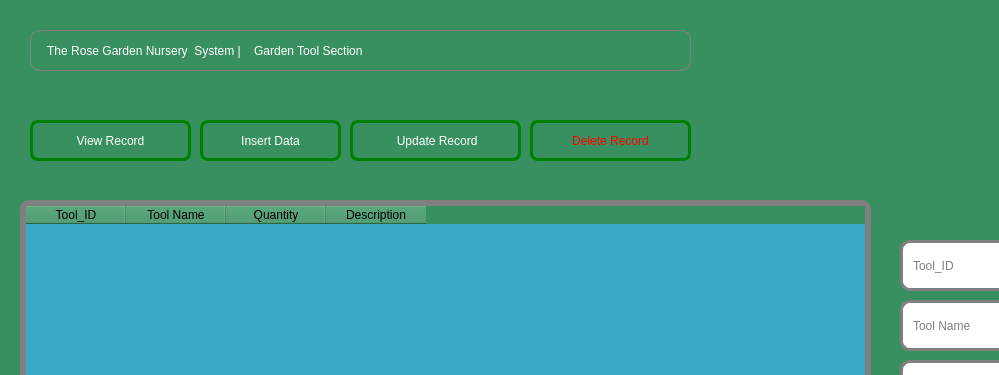
Before: the Qt Designer form addgardentool.ui in Rabsoninnora/RoseGardenPlantCareSystem, drawn with Qt 5; both pictures show x 0 to 999 and y 0 to 375 of the 1320 by 689 pixel window.
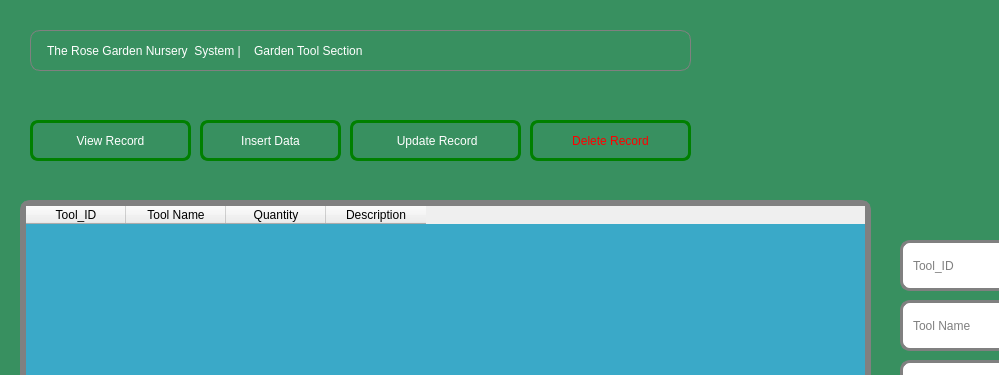
After: the same form once the commit is applied. Icons and pictures are not drawn.

```diff
--- a/addgardentool.ui
+++ b/addgardentool.ui
@@ -14,8 +14,12 @@
    <string>The Rose Garden Nursery  System 1.0</string>
   </property>
   <property name="styleSheet">
-   <string notr="true"> background-color: rgb(56, 144, 96);
-background-image: url(:/images/beauty.png);</string>
+   <string notr="true"> 
+QDialog{
+background-color: rgb(56, 144, 96);
+background-image: url(:/images/beauty.png);
+
+}</string>
   </property>
   <widget class="QPushButton" name="btn_View_Record">
    <property name="geometry">
```
